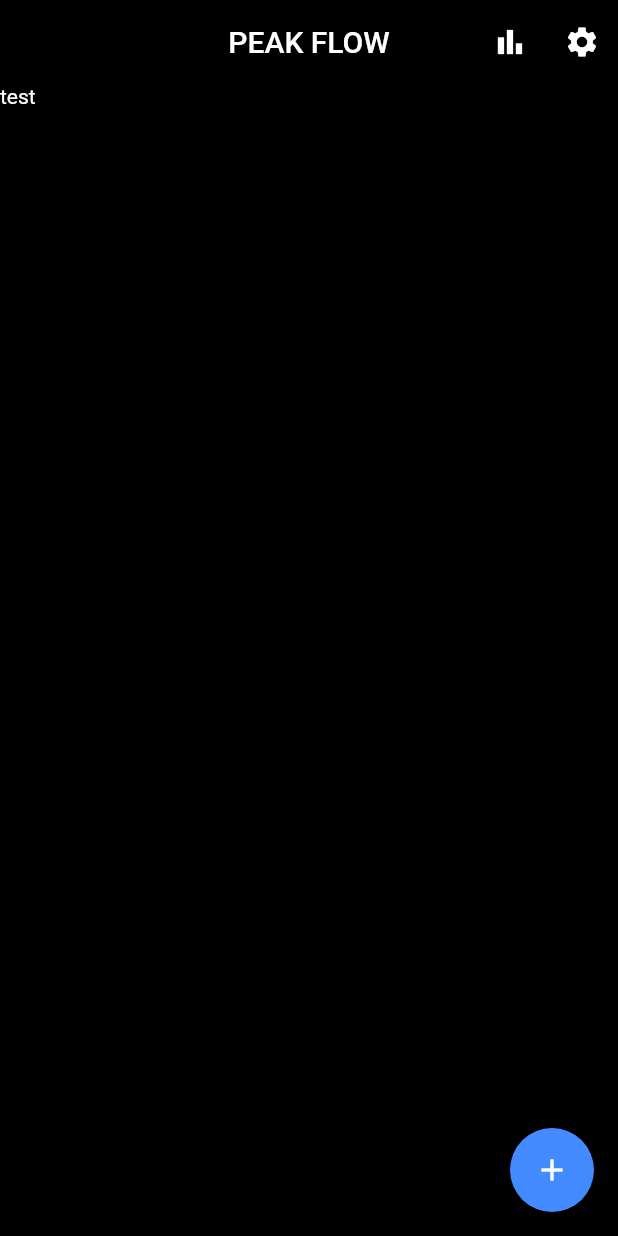
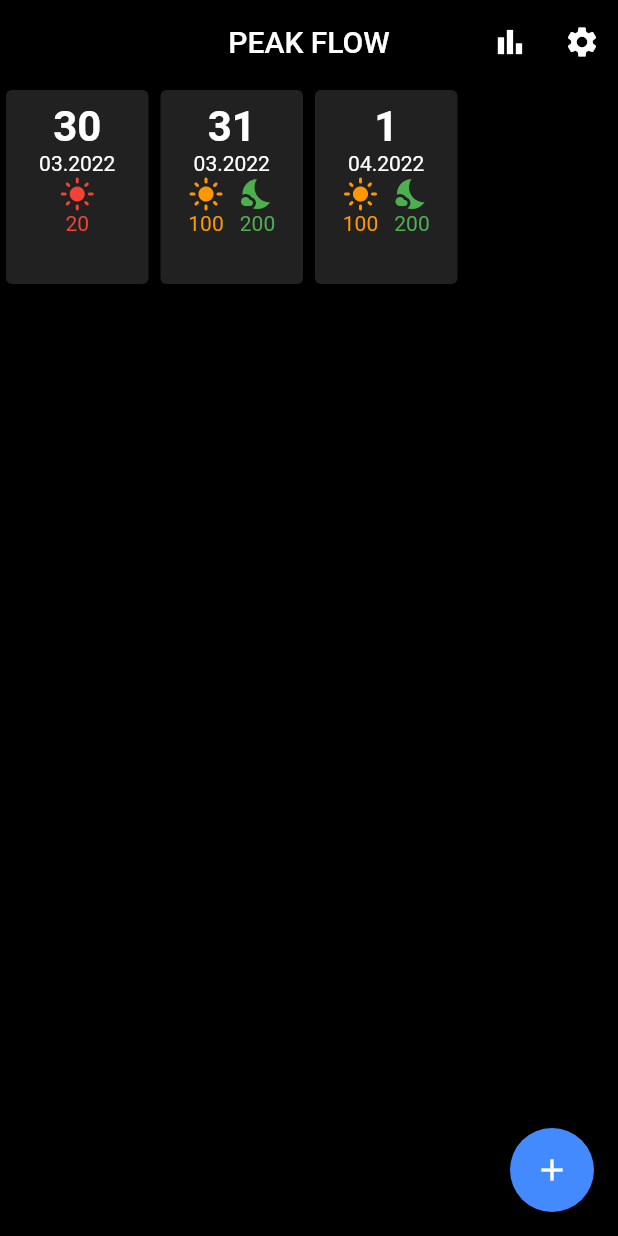
Before and after one commit to joscha0/peakflow, a Flutter app: the screen it shows after launch, on a phone screen of 412 x 824 dp. Run offline on Flutter 3.47's test engine with Material 2 defaults, Android fonts, the phone set to English and light mode, and no system bars; our stand-ins replace hooks_riverpod.

Commit message:
add date widget

```diff
--- a/lib/views/home_view.dart
+++ b/lib/views/home_view.dart
@@ -1,5 +1,6 @@
 import 'package:flutter/material.dart';
 import 'package:hooks_riverpod/hooks_riverpod.dart';
+import 'package:peakflow/widgets/date_widget.dart';
 
 class HomeView extends HookConsumerWidget {
   const HomeView({Key? key}) : super(key: key);
@@ -20,8 +21,27 @@ class HomeView extends HookConsumerWidget {
       body: GridView(
           gridDelegate: const SliverGridDelegateWithFixedCrossAxisCount(
             crossAxisCount: 4,
+            childAspectRatio: 0.75,
           ),
-          children: const [Text("test")]),
+          children: [
+            DateWidget(
+              date: DateTime.now().add(Duration(days: -2)),
+              morningValue: 20,
+              bestValue: 200,
+            ),
+            DateWidget(
+              date: DateTime.now().add(Duration(days: -1)),
+              morningValue: 100,
+              eveningValue: 200,
+              bestValue: 200,
+            ),
+            DateWidget(
+              date: DateTime.now().add(Duration(days: -0)),
+              morningValue: 100,
+              eveningValue: 200,
+              bestValue: 200,
+            ),
+          ]),
       floatingActionButton: FloatingActionButton(
         onPressed: () {},
         child: const Icon(Icons.add),
--- /dev/null
+++ b/lib/widgets/date_widget.dart
@@ -0,0 +1,81 @@
+import 'package:flutter/material.dart';
+import 'package:intl/intl.dart';
+
+class DateWidget extends StatelessWidget {
+  final DateTime date;
+  final int? morningValue;
+  final int? eveningValue;
+  final int bestValue;
+
+  const DateWidget({
+    Key? key,
+    required this.date,
+    this.morningValue,
+    this.eveningValue,
+    required this.bestValue,
+  }) : super(key: key);
+
+  Color getColor(int value) {
+    if (value > bestValue * 0.8) {
+      return Colors.green;
+    } else if (value < bestValue * 0.5) {
+      return Colors.red;
+    } else {
+      return Colors.orange;
+    }
+  }
+
+  @override
+  Widget build(BuildContext context) {
+    return Card(
+      color: Colors.grey[900],
+      child: Padding(
+        padding: const EdgeInsets.all(8.0),
+        child: Column(children: [
+          Text(
+            DateFormat("d").format(date),
+            style: const TextStyle(fontSize: 28, fontWeight: FontWeight.bold),
+          ),
+          Text(DateFormat("MM.yyyy").format(date)),
+          Row(
+            mainAxisAlignment: MainAxisAlignment.spaceEvenly,
+            children: [
+              if (morningValue != null) ...[
+                Column(
+                  children: [
+                    Icon(
+                      Icons.light_mode,
+                      color: getColor(morningValue!),
+                    ),
+                    Text(
+                      morningValue.toString(),
+                      style: TextStyle(
+                        color: getColor(morningValue!),
+                      ),
+                    ),
+                  ],
+                ),
+              ],
+              if (eveningValue != null) ...[
+                Column(
+                  children: [
+                    Icon(
+                      Icons.nights_stay,
+                      color: getColor(eveningValue!),
+                    ),
+                    Text(
+                      eveningValue.toString(),
+                      style: TextStyle(
+                        color: getColor(eveningValue!),
+                      ),
+                    ),
+                  ],
+                ),
+              ],
+            ],
+          ),
+        ]),
+      ),
+    );
+  }
+}
```
